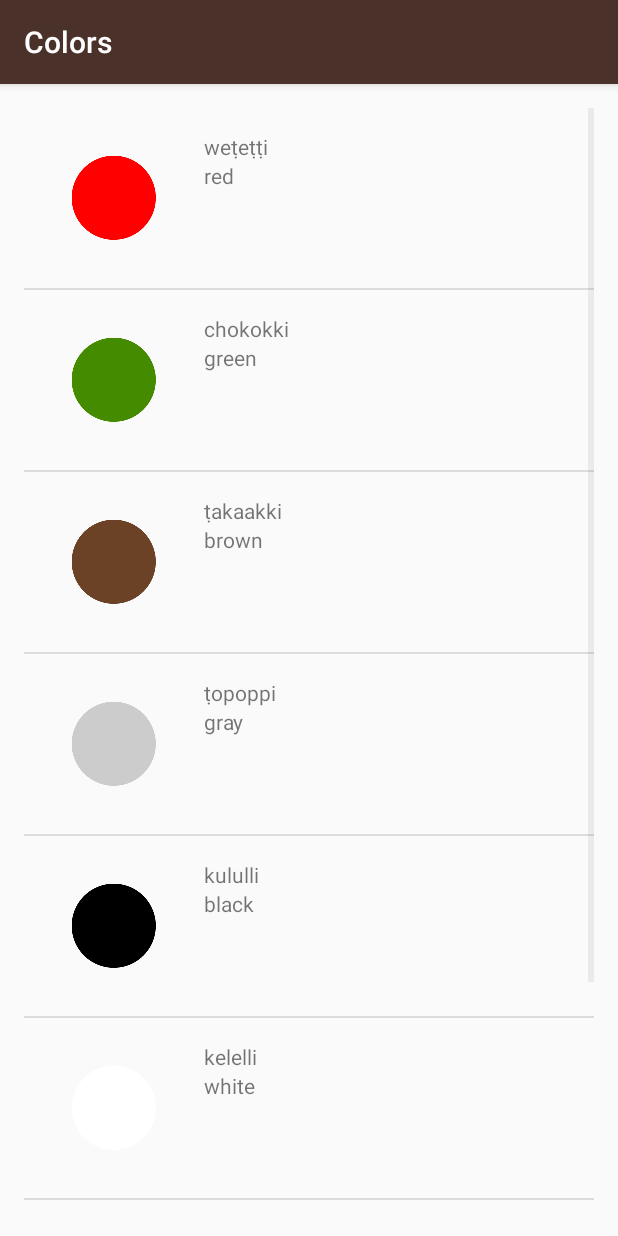
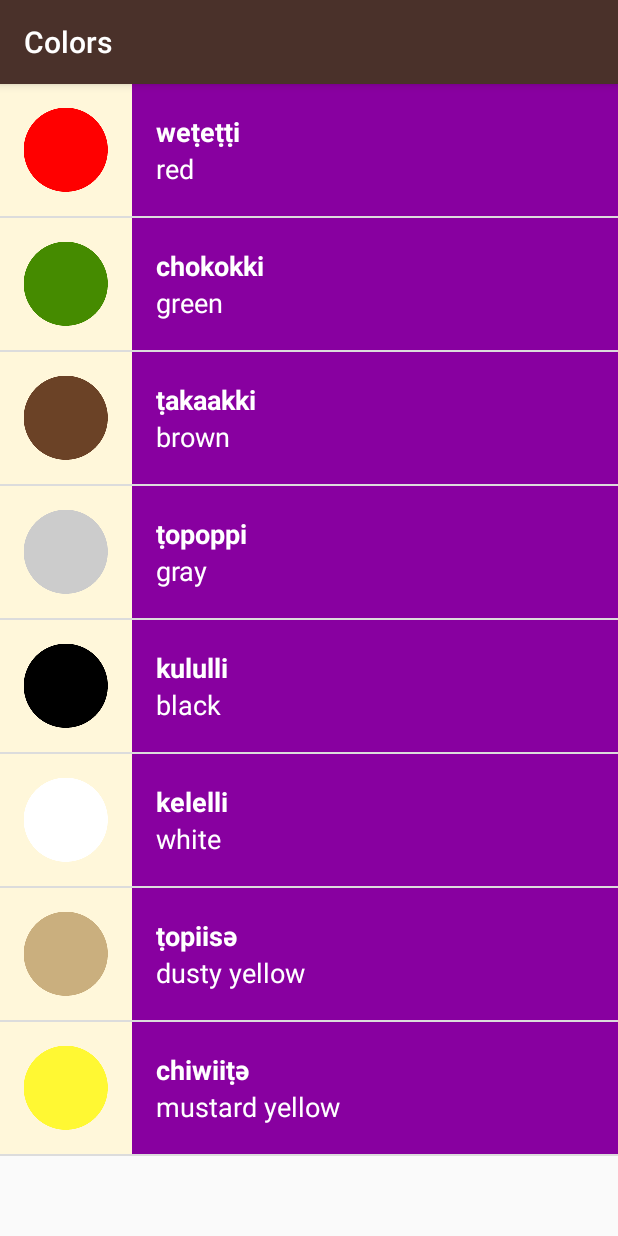
Before and after one commit to liwona/LanguageMiwok, an Android app: the ColorsActivity screen opened directly, with no data from a screen before it, on a phone screen of 412 x 824 dp. Run offline under Robolectric (Android 15) with nearby library versions, the light colour scheme and no system bars.

Commit message:
polishing the app, adding padding, color, etc

```diff
--- a/app/src/main/java/com/example/android/miwok/ColorsActivity.java
+++ b/app/src/main/java/com/example/android/miwok/ColorsActivity.java
@@ -26,7 +26,7 @@ public class ColorsActivity extends AppCompatActivity {
         // Create an {@link WordAdapter}, whose data source is a list of {@link Word}s. The
         // adapter knows how to create list items for each item in the list.
         //tworzymy nasz własny Adapter -> WordAdapter, aby być w stanie wyświelić nasz list_item.xml
-        WordAdapter adapter = new WordAdapter(this, words);
+        WordAdapter adapter = new WordAdapter(this, words, R.color.category_colors);
 
         // Find the {@link ListView} object in the view hierarchy of the {@link Activity}.
         // There should be a {@link ListView} with the view ID called list, which is declared in the
--- a/app/src/main/java/com/example/android/miwok/FamilyActivity.java
+++ b/app/src/main/java/com/example/android/miwok/FamilyActivity.java
@@ -28,7 +28,7 @@ public class FamilyActivity extends AppCompatActivity {
         // Create an {@link WordAdapter}, whose data source is a list of {@link Word}s. The
         // adapter knows how to create list items for each item in the list.
         //tworzymy nasz własny Adapter -> WordAdapter, aby być w stanie wyświelić nasz list_item.xml
-        WordAdapter adapter = new WordAdapter(this, words);
+        WordAdapter adapter = new WordAdapter(this, words, R.color.category_family);
 
         // Find the {@link ListView} object in the view hierarchy of the {@link Activity}.
         // There should be a {@link ListView} with the view ID called list, which is declared in the
--- a/app/src/main/java/com/example/android/miwok/NumbersActivity.java
+++ b/app/src/main/java/com/example/android/miwok/NumbersActivity.java
@@ -111,7 +111,7 @@ public class NumbersActivity extends AppCompatActivity {
         // Create an {@link WordAdapter}, whose data source is a list of {@link Word}s. The
         // adapter knows how to create list items for each item in the list.
         //tworzymy nasz własny Adapter -> WordAdapter, aby być w stanie wyświelić nasz list_item.xml
-        WordAdapter adapter = new WordAdapter(this, words);
+        WordAdapter adapter = new WordAdapter(this, words, R.color.category_numbers);
 
         // Find the {@link ListView} object in the view hierarchy of the {@link Activity}.
         // There should be a {@link ListView} with the view ID called list, which is declared in the
--- a/app/src/main/java/com/example/android/miwok/PhrasesActivity.java
+++ b/app/src/main/java/com/example/android/miwok/PhrasesActivity.java
@@ -28,7 +28,7 @@ public class PhrasesActivity extends AppCompatActivity {
         // Create an {@link WordAdapter}, whose data source is a list of {@link Word}s. The
         // adapter knows how to create list items for each item in the list.
         //tworzymy nasz własny Adapter -> WordAdapter, aby być w stanie wyświelić nasz list_item.xml
-        WordAdapter adapter = new WordAdapter(this, words);
+        WordAdapter adapter = new WordAdapter(this, words, R.color.category_phrases);
 
         // Find the {@link ListView} object in the view hierarchy of the {@link Activity}.
         // There should be a {@link ListView} with the view ID called list, which is declared in the
@@ -38,6 +38,5 @@ public class PhrasesActivity extends AppCompatActivity {
         // Make the {@link ListView} use the {@link WordAdapter} we created above, so that the
         // {@link ListView} will display list items for each {@link Word} in the list.
         listView.setAdapter(adapter);
-
     }
 }
--- a/app/src/main/java/com/example/android/miwok/WordAdapter.java
+++ b/app/src/main/java/com/example/android/miwok/WordAdapter.java
@@ -1,8 +1,10 @@
 package com.example.android.miwok;
 
 import android.app.Activity;
+import android.content.Context;
 import android.support.annotation.NonNull;
 import android.support.annotation.Nullable;
+import android.support.v4.content.ContextCompat;
 import android.view.LayoutInflater;
 import android.view.View;
 import android.view.ViewGroup;
@@ -19,6 +21,9 @@ import java.util.ArrayList;
 public class WordAdapter extends ArrayAdapter<Word>{
 //    private static final String LOG_TAG = WordAdapter.class.getSimpleName();
 
+    /**Resource ID for the background color to this list of words*/
+    private int mColorResourceId;
+
     /**
      * This is our own custom constructor (it doesn't mirror a superclass constructor).
      * The context is used to inflate the layout file, and the list is the data we want
@@ -26,13 +31,15 @@ public class WordAdapter extends ArrayAdapter<Word>{
      *
      * @param context The current context. Used to inflate the layout file.
      * @param words A List of Words objects to display in a list
+     * @param colorResourceId refers to the color of the activity
      */
-    public WordAdapter(Activity context, ArrayList<Word> words) {
+    public WordAdapter(Activity context, ArrayList<Word> words, int colorResourceId) {
         // Here, we initialize the ArrayAdapter's internal storage for the context and the list.
         // the second argument is used when the ArrayAdapter is populating a single TextView.
         // Because this is a custom adapter for two TextViews and an ImageView, the adapter is not
         // going to use this second argument, so it can be any value. Here, we used 0.
         super(context, 0, words);
+        mColorResourceId = colorResourceId;
     }
 
 
@@ -74,6 +81,13 @@ public class WordAdapter extends ArrayAdapter<Word>{
             imageView.setVisibility(View.GONE);
         }
 
+        //Set the theme color for the list item
+        View textContainer = listItemView.findViewById(R.id.text_container);
+        //Find the color that the resource ID maps to
+        int color = ContextCompat.getColor(getContext(), mColorResourceId);
+        //Set the background color of the next container View
+        textContainer.setBackgroundColor(color);
+
         // Return the whole list item layout (containing 2 TextViews and an ImageView)
         // so that it can be shown in the ListView
         return listItemView;
--- a/app/src/main/res/layout/list_item.xml
+++ b/app/src/main/res/layout/list_item.xml
@@ -5,31 +5,32 @@
     android:layout_width="match_parent"
     android:layout_height="wrap_content"
     android:orientation="horizontal"
-    android:padding="16dp">
+    android:minHeight="@dimen/list_item_height"
+    android:background="@color/tan_background">
 
     <ImageView
         android:id="@+id/image"
-        android:layout_width="wrap_content"
-        android:layout_height="wrap_content"
-        android:src="@mipmap/ic_launcher" />
+        android:layout_width="@dimen/list_item_height"
+        android:layout_height="@dimen/list_item_height" />
 
     <LinearLayout
+        android:id="@+id/text_container"
         android:layout_width="match_parent"
-        android:layout_height="match_parent"
-        android:orientation="vertical"
-        android:paddingLeft="16dp">
+        android:layout_height="@dimen/list_item_height"
+        android:orientation="vertical">
 
         <TextView
-            android:layout_width="match_parent"
-            android:layout_height="wrap_content"
+            style="@style/TextViewListView"
+            android:gravity="bottom"
             android:id="@+id/miwok_text_view"
-            tools:text="lutti"/>
+            tools:text="lutti"
+            android:textStyle="bold"/>
 
         <TextView
-            android:layout_width="match_parent"
-            android:layout_height="wrap_content"
+            style="@style/TextViewListView"
+            android:gravity="top"
             android:id="@+id/default_text_view"
-            tools:text="one"/>
+            tools:text="one" />
 
     </LinearLayout>
 
--- a/app/src/main/res/layout/word_list.xml
+++ b/app/src/main/res/layout/word_list.xml
@@ -18,8 +18,4 @@
     android:orientation="vertical"
     android:layout_width="match_parent"
     android:layout_height="match_parent"
-    android:paddingBottom="@dimen/activity_vertical_margin"
-    android:paddingLeft="@dimen/activity_horizontal_margin"
-    android:paddingRight="@dimen/activity_horizontal_margin"
-    android:paddingTop="@dimen/activity_vertical_margin"
     tools:context="com.example.android.miwok.NumbersActivity"/>
--- a/app/src/main/res/values/dimens.xml
+++ b/app/src/main/res/values/dimens.xml
@@ -16,6 +16,7 @@
     <!-- Height of each list item -->
     <dimen name="list_item_height">88dp</dimen>
     <!-- Default screen margins, per the Android Design guidelines. -->
-    <dimen name="activity_horizontal_margin">16dp</dimen>
-    <dimen name="activity_vertical_margin">16dp</dimen>
+    <!--<dimen name="activity_horizontal_margin">16dp</dimen>-->
+    <!--<dimen name="activity_vertical_margin">16dp</dimen>-->
+
 </resources>
--- a/app/src/main/res/values/styles.xml
+++ b/app/src/main/res/values/styles.xml
@@ -31,16 +31,13 @@
         <item name="android:textAppearance">?android:textAppearanceMedium</item>
     </style>
 
-    <!-- Style for a category of numbers, family and colors -->
-    <style name="ListViewStyle">
+    <!-- Style for TextView in ListView -->
+    <style name="TextViewListView">
         <item name="android:layout_width">match_parent</item>
-        <item name="android:layout_height">@dimen/list_item_height</item>
-        <item name="android:gravity">center_vertical</item>
-        <item name="android:padding">16dp</item>
+        <item name="android:layout_height">0dp</item>
+        <item name="android:layout_weight">1</item>
+        <item name="android:paddingLeft">16dp</item>
         <item name="android:textColor">@android:color/white</item>
-        <item name="android:textStyle">bold</item>
         <item name="android:textAppearance">?android:textAppearanceMedium</item>
     </style>
-
-
 </resources>
```
Also changed, not shown: app/src/main/res/values-w820dp/dimens.xml (deleted, +0 -20 lines).
